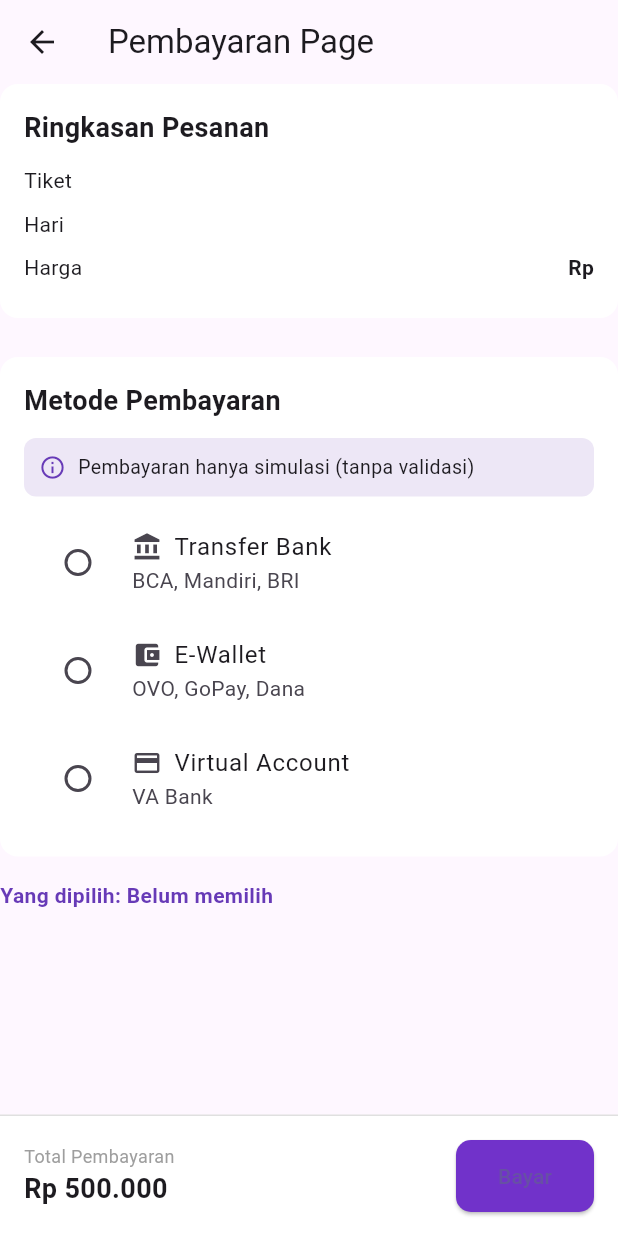
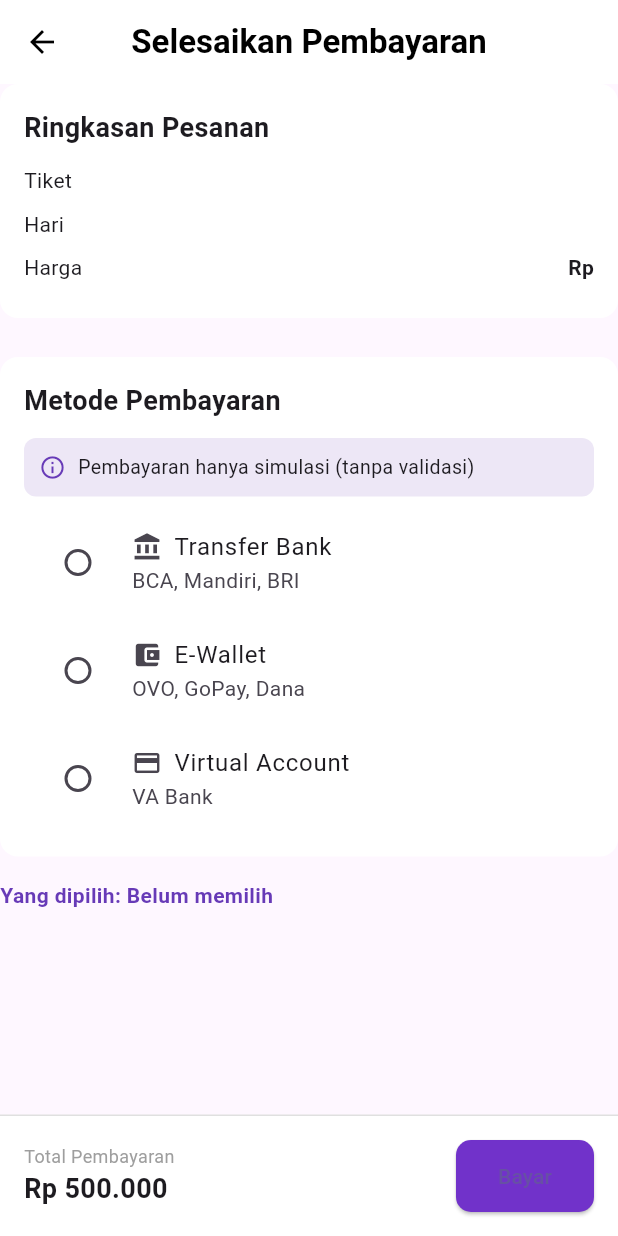
Before and after one commit to Frientia/project_mobile_UAS, a Flutter app: the PaymentPage screen opened directly with empty values, on a phone screen of 412 x 824 dp. Run offline on Flutter 3.47's test engine with Material 3 defaults, Android fonts, the phone set to English and light mode, and no system bars; our stand-ins replace firebase_auth, firebase_core, flutter_dotenv, lottie, shared_preferences, supabase_flutter; accounts and stored records are empty.

Commit message:
upadte app bar

```diff
--- a/lib/pages/payment_page.dart
+++ b/lib/pages/payment_page.dart
@@ -52,7 +52,14 @@ class _PaymentPageState extends State<PaymentPage> {
   Widget build(BuildContext context) {
     return Scaffold(
       appBar: AppBar(
-        title: Text('Pembayaran Page'),
+        backgroundColor: Colors.white,
+        elevation: 0,
+        iconTheme: const IconThemeData(color: Colors.black),
+        title: const Text(
+          'Selesaikan Pembayaran',
+          style: TextStyle(color: Colors.black, fontWeight: FontWeight.bold),
+        ),
+        centerTitle: true,
       ),
       body: SingleChildScrollView(
         child: Column(
```
